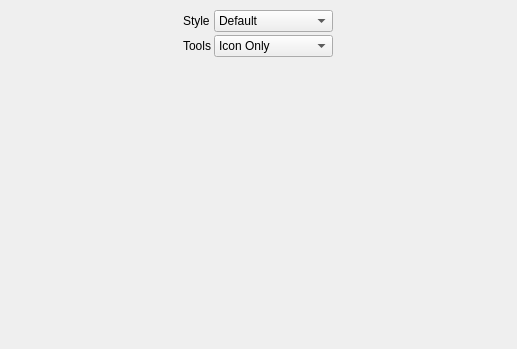
The window that Application-Template/RxOT-App-Template/duqf-widgets/appearancesettingswidget.ui (RxLaboratory/DuQF) describes before a commit, drawn with Qt 5.
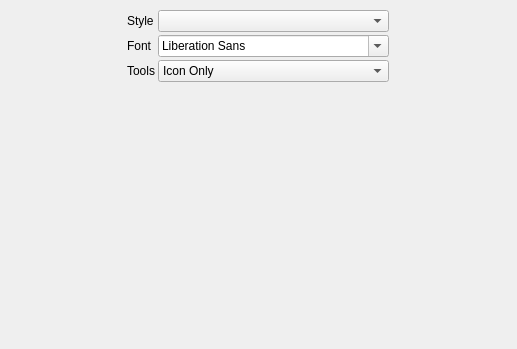
The same window after the commit.

Patch:
```diff
--- a/Application-Template/RxOT-App-Template/duqf-widgets/appearancesettingswidget.ui
+++ b/Application-Template/RxOT-App-Template/duqf-widgets/appearancesettingswidget.ui
@@ -61,32 +61,16 @@
       </widget>
      </item>
      <item row="0" column="1">
-      <widget class="QComboBox" name="styleComboBox">
-       <item>
-        <property name="text">
-         <string>Default</string>
-        </property>
-       </item>
-       <item>
-        <property name="text">
-         <string>System</string>
-        </property>
-       </item>
-       <item>
-        <property name="text">
-         <string>Custom...</string>
-        </property>
-       </item>
-      </widget>
+      <widget class="QComboBox" name="styleComboBox"/>
      </item>
-     <item row="1" column="0">
+     <item row="2" column="0">
       <widget class="QLabel" name="label_2">
        <property name="text">
         <string>Tools</string>
        </property>
       </widget>
      </item>
-     <item row="1" column="1">
+     <item row="2" column="1">
       <widget class="QComboBox" name="toolsComboBox">
        <item>
         <property name="text">
@@ -110,6 +94,16 @@
        </item>
       </widget>
      </item>
+     <item row="1" column="0">
+      <widget class="QLabel" name="label_3">
+       <property name="text">
+        <string>Font</string>
+       </property>
+      </widget>
+     </item>
+     <item row="1" column="1">
+      <widget class="QFontComboBox" name="fontComboBox"/>
+     </item>
     </layout>
    </item>
    <item>
```
